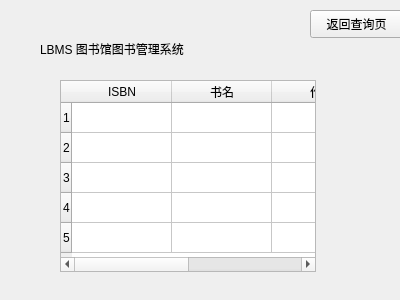
This is LBMS/search_book_result_no.ui in Foldblade/LBMS-CPP as Qt 5 draws it before an edit. The edited form follows.
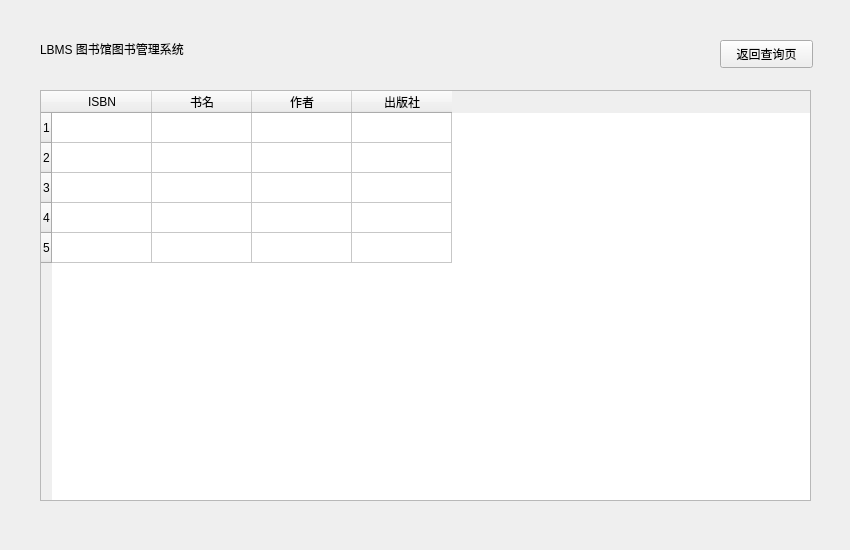
This is the edited form.

What changed in the file:
```diff
--- a/LBMS/search_book_result_no.ui
+++ b/LBMS/search_book_result_no.ui
@@ -6,8 +6,8 @@
    <rect>
     <x>0</x>
     <y>0</y>
-    <width>400</width>
-    <height>300</height>
+    <width>850</width>
+    <height>550</height>
    </rect>
   </property>
   <property name="windowTitle">
@@ -30,8 +30,8 @@
   <widget class="QPushButton" name="return_2">
    <property name="geometry">
     <rect>
-     <x>310</x>
-     <y>10</y>
+     <x>720</x>
+     <y>40</y>
      <width>93</width>
      <height>28</height>
     </rect>
@@ -43,10 +43,10 @@
   <widget class="QTableWidget" name="tableWidget">
    <property name="geometry">
     <rect>
-     <x>60</x>
-     <y>80</y>
-     <width>256</width>
-     <height>192</height>
+     <x>40</x>
+     <y>90</y>
+     <width>771</width>
+     <height>411</height>
     </rect>
    </property>
    <row>
```
